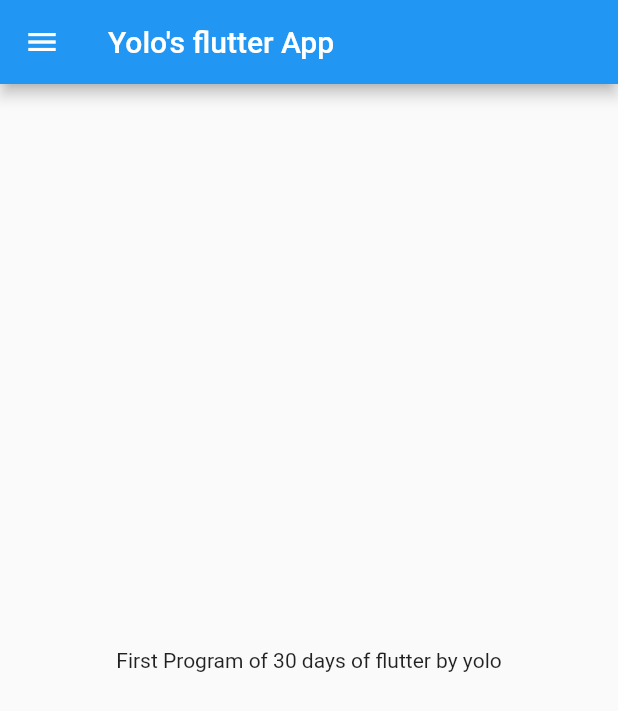
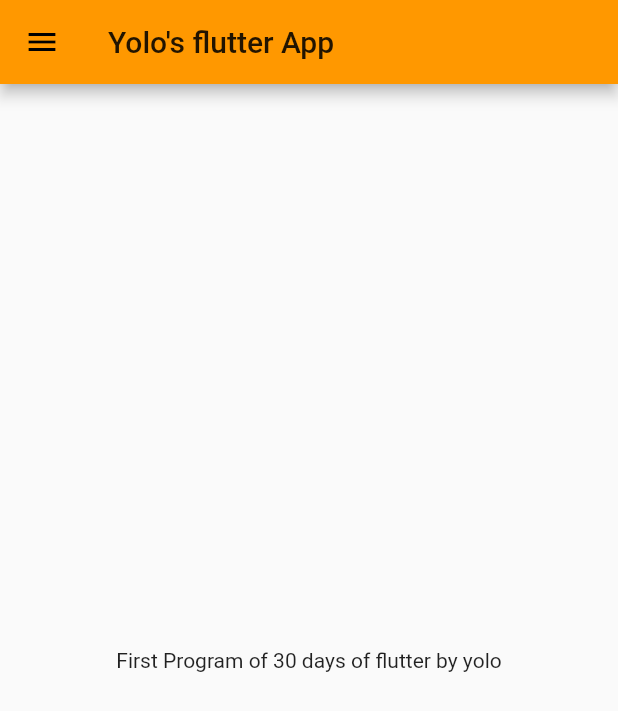
Before and after one commit to lokhandeyogesh7/30daysofFlutter, a Flutter app: the screen it shows after launch, on a phone screen of 412 x 824 dp. Shown: the top 711 px of the screen. Run offline on Flutter 3.47's test engine with Material 2 defaults, Android fonts, the phone set to English and light mode, and no system bars.

Commit message:
day3 completed

```diff
--- a/lib/main.dart
+++ b/lib/main.dart
@@ -1,17 +1,23 @@
 import 'package:flutter/material.dart';
-
-import 'home_page.dart';
+import 'pages/login_page.dart';
+import 'pages/home_page.dart';
 
 void main() {
   runApp(MyApp());
 }
 
 class MyApp extends StatelessWidget {
-
   @override
   Widget build(BuildContext context) {
     return MaterialApp(
-      home: HomePage(),
+      // home: HomePage(),
+      themeMode: ThemeMode.light,
+      theme: ThemeData(primarySwatch: Colors.orange),
+      initialRoute: "/home",
+      routes: {
+        "/": (context) => LoginPage(),
+        "/home": (context) => HomePage(),
+      },
     );
   }
 }
```
Also changed, not shown: lib/pages/login_page.dart (added, +19 -0 lines), lib/pages/home_page.dart (renamed from lib/home_page.dart).
